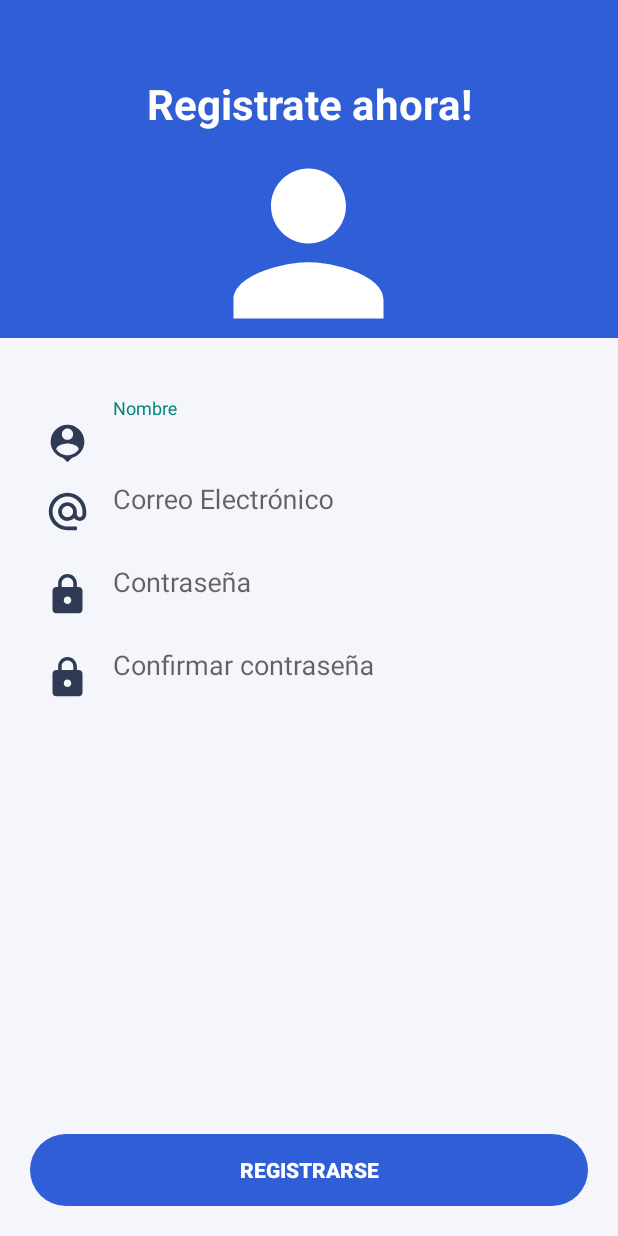
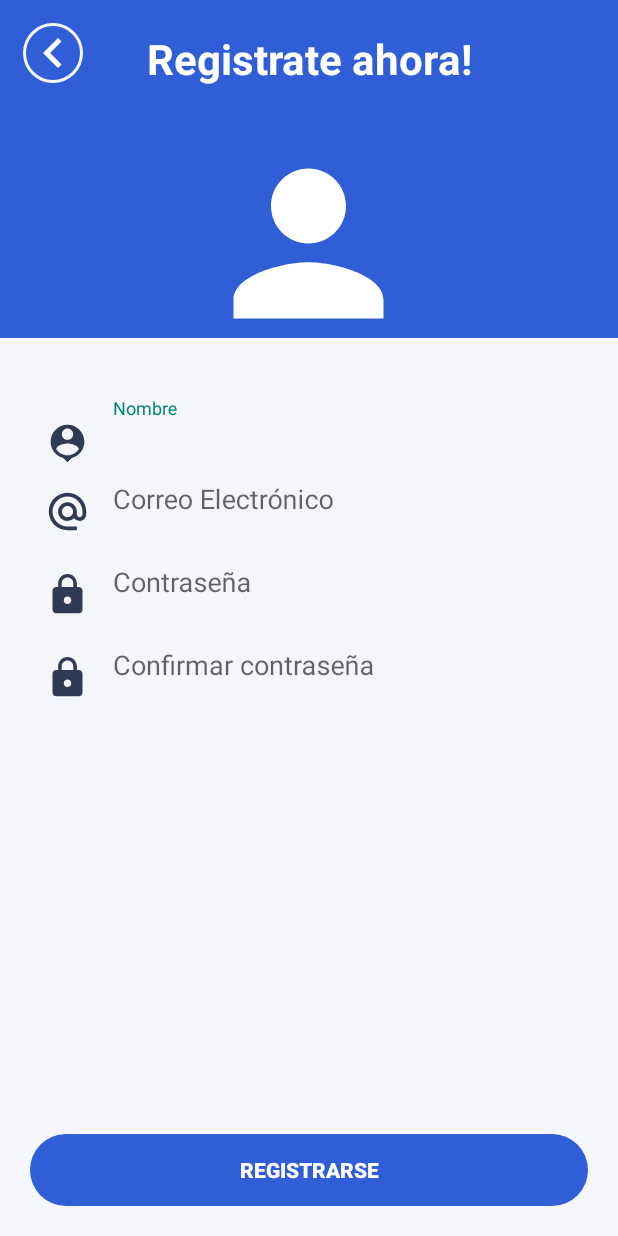
Before and after one commit to cesaroer/SocialMediaGamer, an Android app: the RegisterActivity screen opened directly, with no data from a screen before it, on a phone screen of 412 x 824 dp. Run offline under Robolectric (Android 15) with nearby library versions, the phone set to English and light mode, and no system bars; our stand-ins replace CircleImageView; plain views replace DiagonalView.

Commit message:
Added new library for circle an image view and backbutton logic added

```diff
--- a/app/build.gradle
+++ b/app/build.gradle
@@ -33,6 +33,7 @@ dependencies {
     implementation 'androidx.appcompat:appcompat:1.2.0'
     implementation 'com.google.android.material:material:1.2.1'
     implementation 'com.github.florent37:shapeofview:1.3.2'
+    implementation 'de.hdodenhof:circleimageview:3.1.0'
     implementation 'androidx.constraintlayout:constraintlayout:2.0.4'
     testImplementation 'junit:junit:4.+'
     androidTestImplementation 'androidx.test.ext:junit:1.1.1'
--- a/app/src/main/java/com/example/socialmediagamer/RegisterActivity.java
+++ b/app/src/main/java/com/example/socialmediagamer/RegisterActivity.java
@@ -3,12 +3,27 @@ package com.example.socialmediagamer;
 import androidx.appcompat.app.AppCompatActivity;
 
 import android.os.Bundle;
+import android.view.View;
+import android.widget.Button;
+
+import de.hdodenhof.circleimageview.CircleImageView;
 
 public class RegisterActivity extends AppCompatActivity {
+
+    CircleImageView mCircleImageViewBack;
 
     @Override
     protected void onCreate(Bundle savedInstanceState) {
         super.onCreate(savedInstanceState);
         setContentView(R.layout.activity_register);
+
+
+        mCircleImageViewBack = findViewById(R.id.circle_back);
+        mCircleImageViewBack.setOnClickListener(new View.OnClickListener() {
+            @Override
+            public void onClick(View v) {
+                finish();
+            }
+        });
     }
 }
--- /dev/null
+++ b/app/src/main/res/drawable/ic_back_btn_light.xml
@@ -0,0 +1,5 @@
+<vector android:height="24dp" android:tint="#FFFFFF"
+    android:viewportHeight="24" android:viewportWidth="24"
+    android:width="24dp" xmlns:android="http://schemas.android.com/apk/res/android">
+    <path android:fillColor="@android:color/white" android:pathData="M15.41,16.59L10.83,12l4.58,-4.59L14,6l-6,6 6,6 1.41,-1.41z"/>
+</vector>
--- a/app/src/main/res/layout/activity_register.xml
+++ b/app/src/main/res/layout/activity_register.xml
@@ -36,7 +36,7 @@
                 android:textColor="@color/white"
                 android:textAlignment="center"
                 android:textStyle="bold"
-                android:layout_marginTop="50dp"
+                android:layout_marginTop="20dp"
                 android:textSize="28dp"
                 />
 
@@ -175,9 +175,6 @@
 
     </LinearLayout>
 
-
-
-
     <Button
         android:layout_width="match_parent"
         android:layout_height="wrap_content"
@@ -190,5 +187,16 @@
         android:layout_margin="20dp"
         />
 
+    <de.hdodenhof.circleimageview.CircleImageView
+        android:id="@+id/circle_back"
+        android:layout_width="40dp"
+        android:layout_height="40dp"
+        android:src="@drawable/ic_back_btn_light"
+        android:layout_margin="15dp"
+        app:civ_border_overlay="false"
+        app:civ_border_color="@color/semiWhite"
+        app:civ_border_width="2dp"
+        />
+
 
 </androidx.coordinatorlayout.widget.CoordinatorLayout>
```
